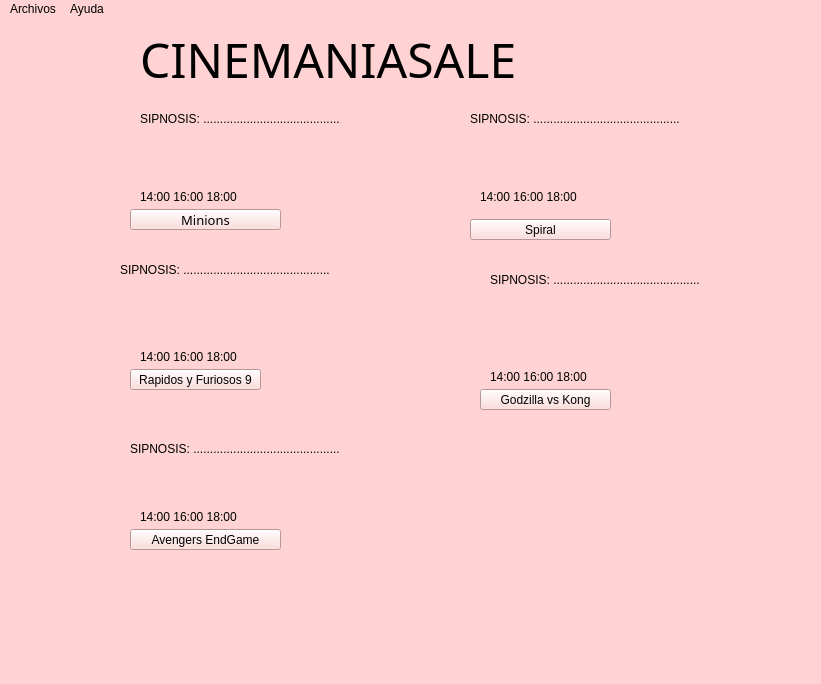
Jtobar-Ec/Cine-Mejorado, file ventanap.ui: the form before one commit.
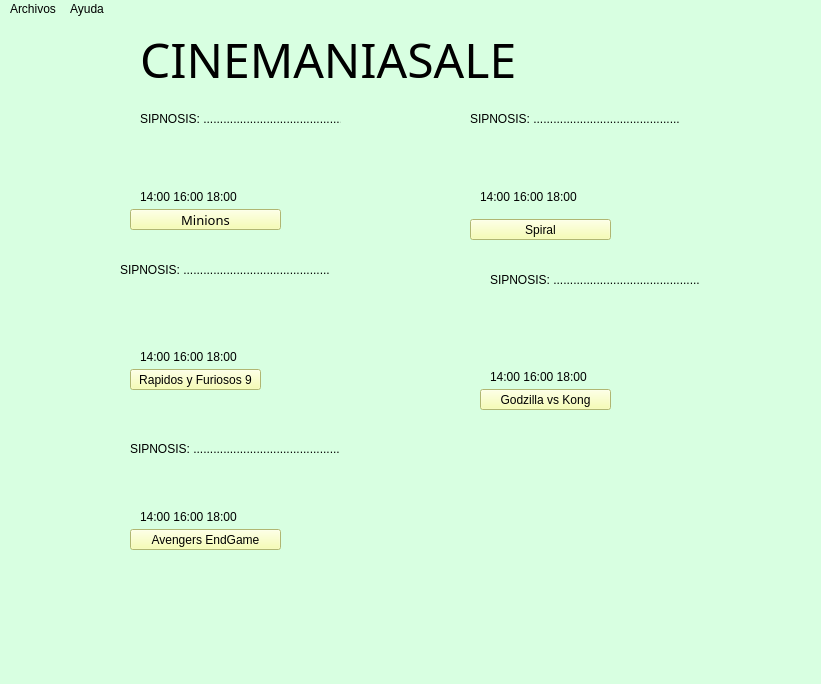
The form after the commit. Icons and pictures are not drawn.

The edit to the form file:
```diff
--- a/ventanap.ui
+++ b/ventanap.ui
@@ -18,7 +18,7 @@
     <normaloff>:/new/prefix1/Recursos/Recurso 3@4x.png</normaloff>:/new/prefix1/Recursos/Recurso 3@4x.png</iconset>
   </property>
   <property name="styleSheet">
-   <string notr="true">background-color: rgb(255, 211, 211);</string>
+   <string notr="true">background-color: rgb(216, 255, 225);</string>
   </property>
   <widget class="QWidget" name="centralwidget">
    <widget class="QWidget" name="Encabezado" native="true">
@@ -139,6 +139,9 @@
       <height>21</height>
      </rect>
     </property>
+    <property name="styleSheet">
+     <string notr="true">background-color: rgb(247, 255, 160);</string>
+    </property>
     <property name="text">
      <string>Rapidos y Furiosos 9</string>
     </property>
@@ -152,6 +155,9 @@
       <height>21</height>
      </rect>
     </property>
+    <property name="styleSheet">
+     <string notr="true">background-color: rgb(247, 255, 160);</string>
+    </property>
     <property name="text">
      <string>Avengers EndGame</string>
     </property>
@@ -165,6 +171,9 @@
       <height>21</height>
      </rect>
     </property>
+    <property name="styleSheet">
+     <string notr="true">background-color: rgb(247, 255, 160);</string>
+    </property>
     <property name="text">
      <string>Godzilla vs Kong</string>
     </property>
@@ -178,6 +187,9 @@
       <height>21</height>
      </rect>
     </property>
+    <property name="styleSheet">
+     <string notr="true">background-color: rgb(247, 255, 160);</string>
+    </property>
     <property name="text">
      <string>Spiral</string>
     </property>
@@ -236,6 +248,9 @@
       <pointsize>10</pointsize>
      </font>
     </property>
+    <property name="styleSheet">
+     <string notr="true">background-color: rgb(247, 255, 160);</string>
+    </property>
     <property name="text">
      <string>Minions</string>
     </property>
@@ -338,7 +353,7 @@
      <x>0</x>
      <y>0</y>
      <width>821</width>
-     <height>25</height>
+     <height>21</height>
     </rect>
    </property>
    <widget class="QMenu" name="menuArchivos">
```
